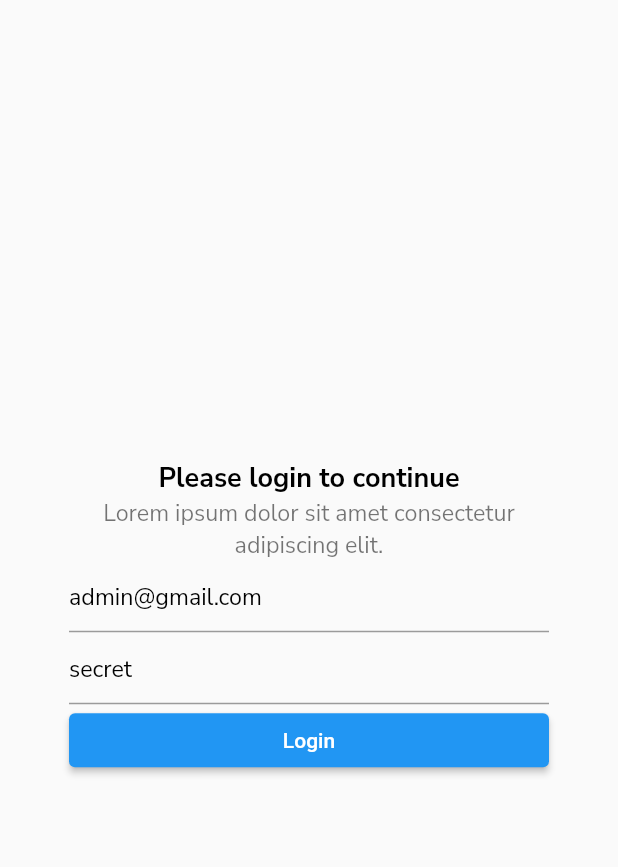
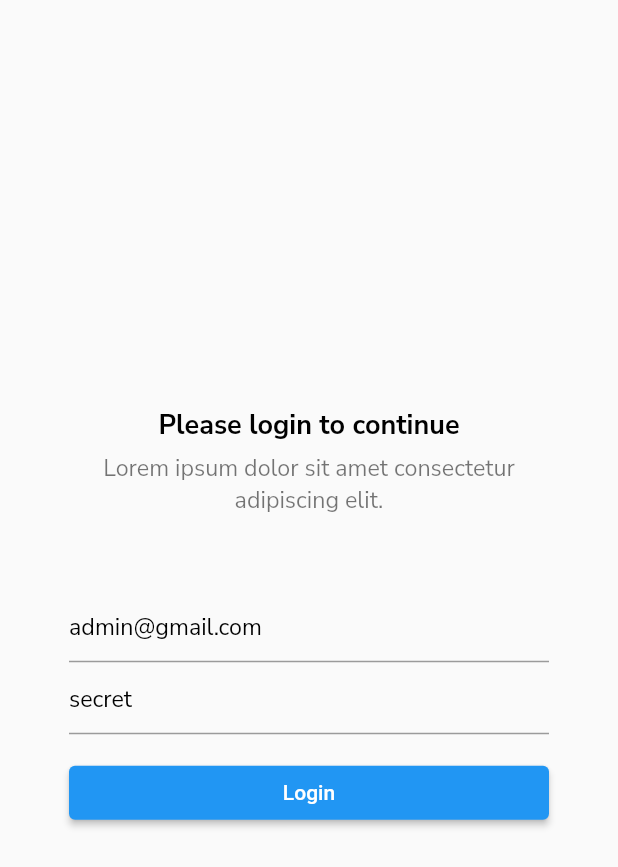
Before and after one commit to ashtav/todo_app, a Flutter app: the screen it shows after launch, after a tap on "Login", on a phone screen of 412 x 824 dp. Shown: the top 867 px of the screen. Run offline on Flutter 3.47's test engine with Material 2 defaults, Android fonts, the phone set to English and light mode, and no system bars; our stand-ins replace dio, flutter_tabler_icons, fluttertoast, go_router, google_fonts, hooks_riverpod and 1 more; network calls fail.

Commit message:
login page

```diff
--- a/lib/app/screens/login/views/login_view.dart
+++ b/lib/app/screens/login/views/login_view.dart
@@ -12,6 +12,8 @@ class LoginView extends ConsumerWidget {
     final notifier = ref.read(authProvider.notifier);
     final email = notifier.email, password = notifier.password;
 
+    final GlobalKey<FormState> formKey = GlobalKey<FormState>();
+
     return Scaffold(
         body: Center(
       child: SizedBox(
@@ -24,19 +26,60 @@ class LoginView extends ConsumerWidget {
             Column(
               children: [
                 Text('Please login to continue', style: Gfont.fs18.bold),
+                const SizedBox(height: 5),
                 Text('Lorem ipsum dolor sit amet consectetur adipiscing elit.',
                     textAlign: TextAlign.center, style: Gfont.muted),
               ],
             ),
 
-            // form input
-            TextField(controller: email),
-            TextField(controller: password),
+            const SizedBox(height: 50),
+
+            Form(
+              key: formKey,
+              child: Column(
+                children: [
+                  // text input email
+                  TextFormField(
+                    validator: (String? arg) {
+                      if (arg!.length < 3) {
+                        return 'Email must be more than 2 charater';
+                      }
+                      return null;
+                    },
+                    controller: email,
+                    decoration: const InputDecoration(hintText: 'Type your email address'),
+                    onSaved: (String? val) {
+                      email.text = val ?? '';
+                    },
+                  ),
+
+                  // text input password
+                  TextFormField(
+                    validator: (String? arg) {
+                      if (arg!.length < 6) {
+                        return 'Password must be more than 6 charater';
+                      }
+                      return null;
+                    },
+                    controller: password,
+                    decoration: const InputDecoration(hintText: 'Type your password'),
+                    onSaved: (String? val) {
+                      password.text = val ?? '';
+                    },
+                  ),
+                ],
+              ),
+            ),
+
+            const SizedBox(height: 15),
 
             // form button
             ElevatedButton(
               onPressed: () {
-                notifier.login(context);
+                if (formKey.currentState!.validate()) {
+                  formKey.currentState?.save();
+                  notifier.login(context);
+                }
               },
               child: const Text('Login'),
             )
```
Also changed, not shown: lib/app/screens/account/views/account_view.dart (+15 -5 lines), lib/app/screens/home/views/home_view.dart (+14 -4 lines), lib/app/screens/support/views/support_view.dart (+13 -3 lines).
